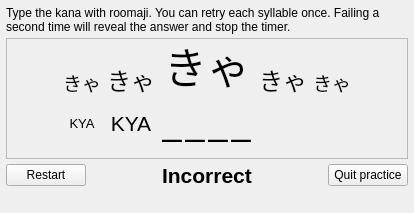
This is kanareadingpracticeform.ui in z1dev/zkanji as Qt 5 draws it before an edit. The edited form follows.
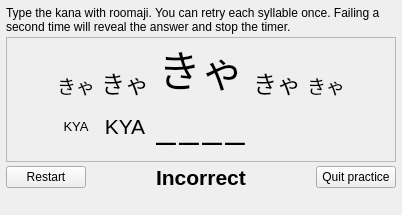
This is the edited form. Custom widgets are drawn as their Qt base class.

```diff
--- a/kanareadingpracticeform.ui
+++ b/kanareadingpracticeform.ui
@@ -6,8 +6,8 @@
    <rect>
     <x>0</x>
     <y>0</y>
-    <width>414</width>
-    <height>202</height>
+    <width>402</width>
+    <height>215</height>
    </rect>
   </property>
   <property name="windowTitle">
@@ -16,7 +16,7 @@
   <widget class="QWidget" name="centralwidget">
    <layout class="QVBoxLayout" name="verticalLayout">
     <property name="spacing">
-     <number>4</number>
+     <number>3</number>
     </property>
     <property name="leftMargin">
      <number>6</number>
@@ -42,6 +42,12 @@
     </item>
     <item>
      <widget class="QFrame" name="frame">
+      <property name="sizePolicy">
+       <sizepolicy hsizetype="Preferred" vsizetype="Fixed">
+        <horstretch>0</horstretch>
+        <verstretch>0</verstretch>
+       </sizepolicy>
+      </property>
       <property name="frameShape">
        <enum>QFrame::StyledPanel</enum>
       </property>
```
Left out of the diff: 2 changed lines with no effect on the pictures.
